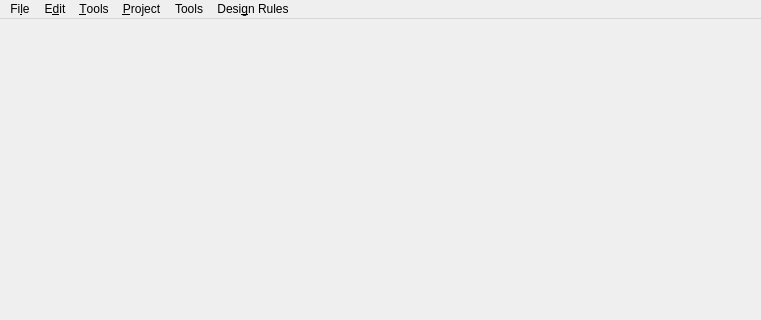
This is mainwindow.ui in libresilicon/qtflow as Qt 5 draws it before an edit; both pictures show x 0 to 761 and y 0 to 320 of the 761 by 555 pixel window. The edited form follows.
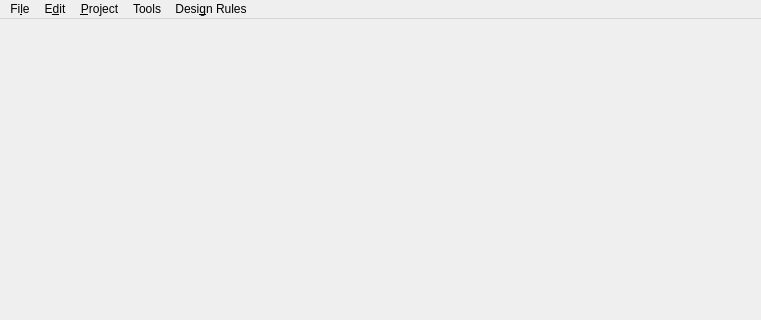
This is the edited form. Icons and pictures are not drawn.

```diff
--- a/mainwindow.ui
+++ b/mainwindow.ui
@@ -52,7 +52,7 @@
      <x>0</x>
      <y>0</y>
      <width>761</width>
-     <height>29</height>
+     <height>25</height>
     </rect>
    </property>
    <widget class="QMenu" name="menuFile">
@@ -91,14 +91,6 @@
      <string>E&amp;dit</string>
     </property>
    </widget>
-   <widget class="QMenu" name="menuTools">
-    <property name="title">
-     <string>&amp;Tools</string>
-    </property>
-    <addaction name="menuIOPads"/>
-    <addaction name="separator"/>
-    <addaction name="menuSettings"/>
-   </widget>
    <widget class="QMenu" name="menuProject">
     <property name="title">
      <string>&amp;Project</string>
@@ -127,7 +119,6 @@
    </widget>
    <addaction name="menuFile"/>
    <addaction name="menuEdit"/>
-   <addaction name="menuTools"/>
    <addaction name="menuProject"/>
    <addaction name="menuTools_2"/>
    <addaction name="menuDesign_Rules"/>
```
Left out of the diff: 2 changed lines with no effect on the pictures.
